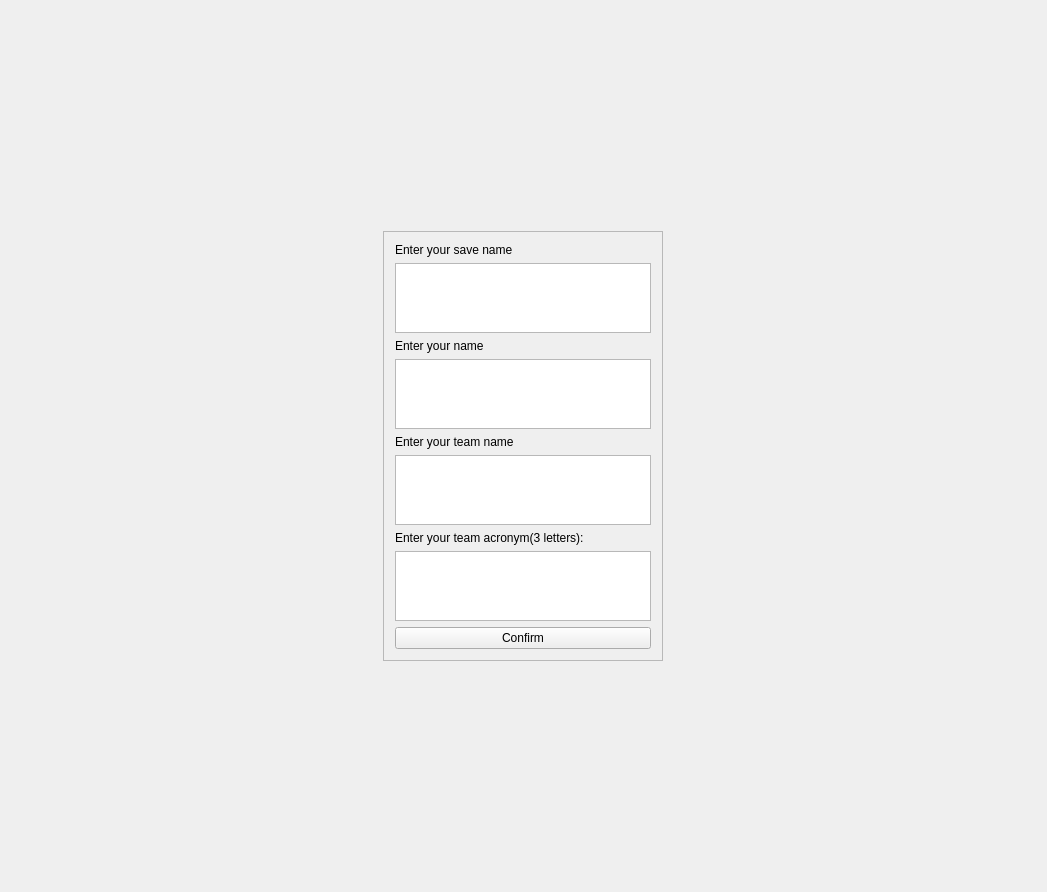
First picture: the form in NewGame.ui, repository DawidO99/FM_QT_Project_vol2, before the edit.
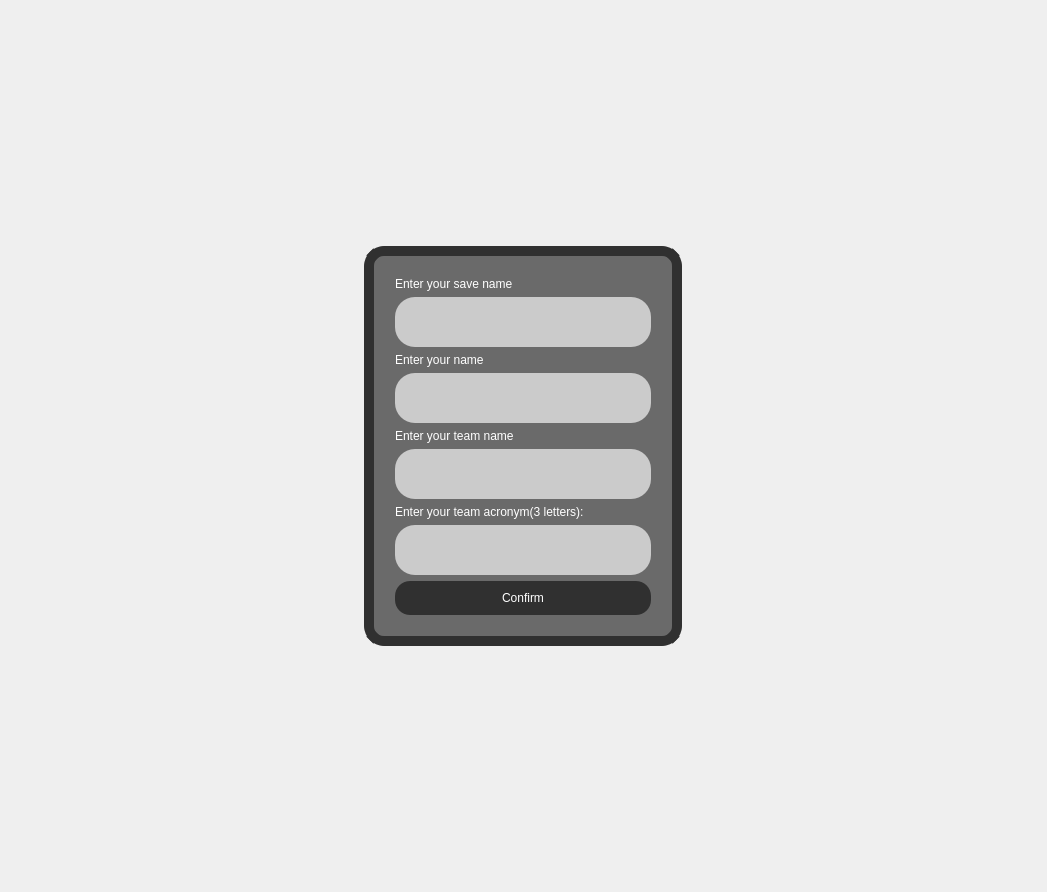
Second picture: the form after the edit. The open tabs and pages were chosen to show the change. Icons and pictures are not drawn.

Commit message: dobry wygląd, i enter działa żeby przechodzić do następnych textEditów

Diff of the .ui file:
```diff
--- a/NewGame.ui
+++ b/NewGame.ui
@@ -15,18 +15,45 @@
   </property>
   <widget class="QWidget" name="centralWidget">
    <layout class="QHBoxLayout" name="horizontalLayout">
+    <property name="spacing">
+     <number>0</number>
+    </property>
+    <property name="leftMargin">
+     <number>0</number>
+    </property>
+    <property name="topMargin">
+     <number>0</number>
+    </property>
+    <property name="rightMargin">
+     <number>0</number>
+    </property>
+    <property name="bottomMargin">
+     <number>0</number>
+    </property>
     <item>
      <widget class="QStackedWidget" name="stackedWidget">
+      <property name="lineWidth">
+       <number>0</number>
+      </property>
       <property name="currentIndex">
        <number>1</number>
       </property>
       <widget class="QWidget" name="page_create_team">
-       <layout class="QVBoxLayout" name="verticalLayout" stretch="1,1,1">
+       <property name="styleSheet">
+        <string notr="true">#page_create_team{
+background-image: url(:/field/images/middleaged-soccer-manager-wearing-a-suit-is-looking-a.jpg);
+background-position: center;
+}</string>
+       </property>
+       <layout class="QVBoxLayout" name="verticalLayout" stretch="1,0,1">
         <item>
          <spacer name="verticalSpacer">
           <property name="orientation">
            <enum>Qt::Orientation::Vertical</enum>
           </property>
+          <property name="sizeType">
+           <enum>QSizePolicy::Policy::Expanding</enum>
+          </property>
           <property name="sizeHint" stdset="0">
            <size>
             <width>20</width>
@@ -37,55 +64,197 @@
         </item>
         <item alignment="Qt::AlignmentFlag::AlignHCenter|Qt::AlignmentFlag::AlignVCenter">
          <widget class="QFrame" name="frame_2">
+          <property name="sizePolicy">
+           <sizepolicy hsizetype="Fixed" vsizetype="Fixed">
+            <horstretch>0</horstretch>
+            <verstretch>0</verstretch>
+           </sizepolicy>
+          </property>
+          <property name="styleSheet">
+           <string notr="true">#frame_2 {
+    background-color: rgb(106, 106, 106);
+    border-radius: 20px;        /* Promień zaokrąglenia */
+    padding: 10px;              /* Wewnętrzne marginesy */
+    border: 10px solid rgb(48, 48, 48);  /* Grubość, styl i kolor ramki */
+}</string>
+          </property>
           <property name="frameShape">
            <enum>QFrame::Shape::StyledPanel</enum>
           </property>
           <property name="frameShadow">
-           <enum>QFrame::Shadow::Raised</enum>
+           <enum>QFrame::Shadow::Plain</enum>
+          </property>
+          <property name="lineWidth">
+           <number>20</number>
+          </property>
+          <property name="midLineWidth">
+           <number>10</number>
           </property>
           <layout class="QVBoxLayout" name="verticalLayout_3">
            <item>
             <widget class="QLabel" name="label_5">
+             <property name="tabletTracking">
+              <bool>false</bool>
+             </property>
+             <property name="styleSheet">
+              <string notr="true">font: 600 italic 10pt &quot;Segoe UI&quot;;
+color: rgb(255, 255, 255);</string>
+             </property>
              <property name="text">
               <string>Enter your save name</string>
              </property>
             </widget>
            </item>
            <item>
-            <widget class="QTextEdit" name="textEdit_save_name"/>
+            <widget class="QTextEdit" name="textEdit_save_name">
+             <property name="sizePolicy">
+              <sizepolicy hsizetype="MinimumExpanding" vsizetype="Expanding">
+               <horstretch>0</horstretch>
+               <verstretch>0</verstretch>
+              </sizepolicy>
+             </property>
+             <property name="minimumSize">
+              <size>
+               <width>20</width>
+               <height>20</height>
+              </size>
+             </property>
+             <property name="maximumSize">
+              <size>
+               <width>16777215</width>
+               <height>50</height>
+              </size>
+             </property>
+             <property name="styleSheet">
+              <string notr="true">background-color: rgb(203, 203, 203);
+    border-radius: 20px;        /* Promień zaokrąglenia */
+    padding: 10px;              /* Wewnętrzne marginesy */
+	border-color: rgb(0, 0, 0);
+font: 600 italic 10pt &quot;Segoe UI&quot;;
+</string>
+             </property>
+             <property name="autoFormatting">
+              <set>QTextEdit::AutoFormattingFlag::AutoNone</set>
+             </property>
+             <property name="tabChangesFocus">
+              <bool>false</bool>
+             </property>
+             <property name="undoRedoEnabled">
+              <bool>true</bool>
+             </property>
+             <property name="lineWrapMode">
+              <enum>QTextEdit::LineWrapMode::NoWrap</enum>
+             </property>
+             <property name="acceptRichText">
+              <bool>false</bool>
+             </property>
+            </widget>
            </item>
            <item>
             <widget class="QLabel" name="label">
+             <property name="styleSheet">
+              <string notr="true">font: 600 italic 10pt &quot;Segoe UI&quot;;
+color: rgb(255, 255, 255);</string>
+             </property>
              <property name="text">
               <string>Enter your name</string>
              </property>
             </widget>
            </item>
-           <item>
-            <widget class="QTextEdit" name="textEdit_player_name"/>
+           <item alignment="Qt::AlignmentFlag::AlignVCenter">
+            <widget class="QTextEdit" name="textEdit_player_name">
+             <property name="maximumSize">
+              <size>
+               <width>16777215</width>
+               <height>50</height>
+              </size>
+             </property>
+             <property name="styleSheet">
+              <string notr="true">background-color: rgb(203, 203, 203);
+    border-radius: 20px;        /* Promień zaokrąglenia */
+    padding: 10px;              /* Wewnętrzne marginesy */
+	border-color: rgb(0, 0, 0);
+font: 600 italic 10pt &quot;Segoe UI&quot;;</string>
+             </property>
+             <property name="acceptRichText">
+              <bool>false</bool>
+             </property>
+            </widget>
            </item>
            <item>
             <widget class="QLabel" name="label_3">
+             <property name="styleSheet">
+              <string notr="true">font: 600 italic 10pt &quot;Segoe UI&quot;;
+color: rgb(255, 255, 255);</string>
+             </property>
              <property name="text">
               <string>Enter your team name</string>
              </property>
             </widget>
            </item>
            <item>
-            <widget class="QTextEdit" name="textEdit_team_name"/>
+            <widget class="QTextEdit" name="textEdit_team_name">
+             <property name="maximumSize">
+              <size>
+               <width>16777215</width>
+               <height>50</height>
+              </size>
+             </property>
+             <property name="styleSheet">
+              <string notr="true">background-color: rgb(203, 203, 203);
+    border-radius: 20px;        /* Promień zaokrąglenia */
+    padding: 10px;              /* Wewnętrzne marginesy */
+	border-color: rgb(0, 0, 0);
+font: 600 italic 10pt &quot;Segoe UI&quot;;
+</string>
+             </property>
+             <property name="acceptRichText">
+              <bool>false</bool>
+             </property>
+            </widget>
            </item>
            <item>
             <widget class="QLabel" name="label_4">
+             <property name="styleSheet">
+              <string notr="true">font: 600 italic 10pt &quot;Segoe UI&quot;;
+color: rgb(255, 255, 255);</string>
+             </property>
              <property name="text">
               <string>Enter your team acronym(3 letters):</string>
              </property>
             </widget>
            </item>
            <item>
-            <widget class="QTextEdit" name="textEdit_team_acronym"/>
+            <widget class="QTextEdit" name="textEdit_team_acronym">
+             <property name="maximumSize">
+              <size>
+               <width>16777215</width>
+               <height>50</height>
+              </size>
+             </property>
+             <property name="styleSheet">
+              <string notr="true">background-color: rgb(203, 203, 203);
+    border-radius: 20px;        /* Promień zaokrąglenia */
+    padding: 10px;              /* Wewnętrzne marginesy */
+	border-color: rgb(0, 0, 0);
+font: 600 italic 10pt &quot;Segoe UI&quot;;
+</string>
+             </property>
+             <property name="acceptRichText">
+              <bool>false</bool>
+             </property>
+            </widget>
            </item>
            <item>
             <widget class="QPushButton" name="pushButton_confirm_next_page">
+             <property name="styleSheet">
+              <string notr="true">background-color:rgb(48, 48, 48);
+    border-radius: 15px;        /* Promień zaokrąglenia */
+    padding: 10px;              /* Wewnętrzne marginesy */
+font: 600 italic 10pt &quot;Segoe UI&quot;;
+color: rgb(255, 255, 255);
+</string>
+             </property>
              <property name="text">
               <string>Confirm</string>
              </property>
```
Left out of the diff: 2 changed lines with no effect on the pictures. The commit also changes 8 other files.
